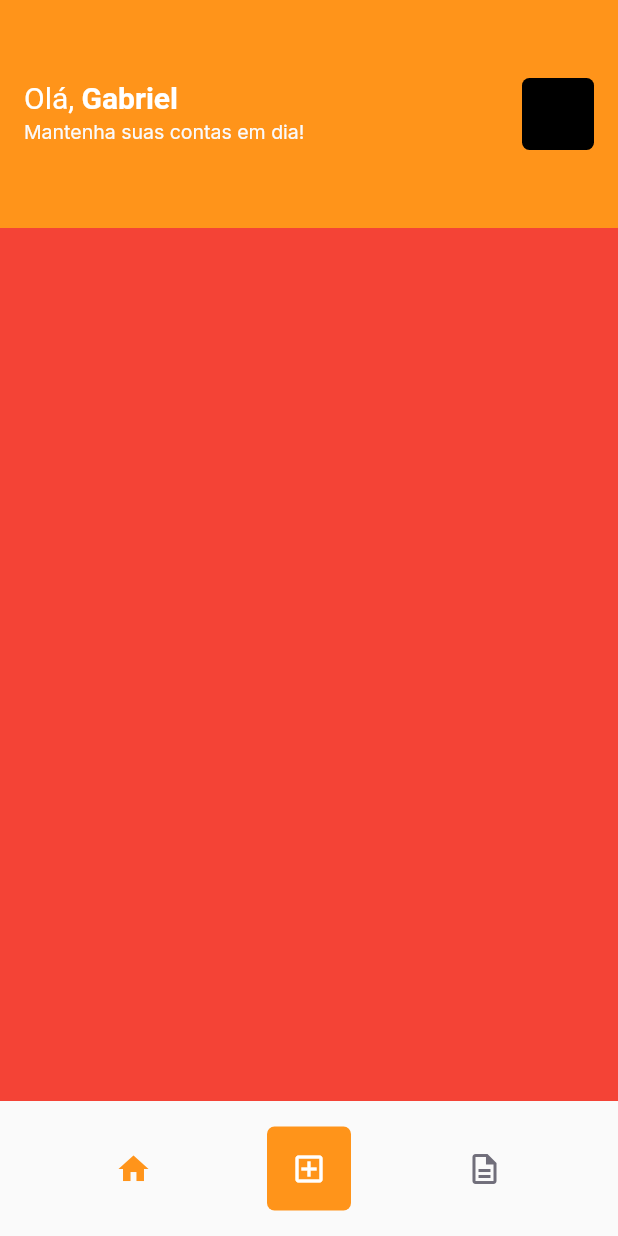
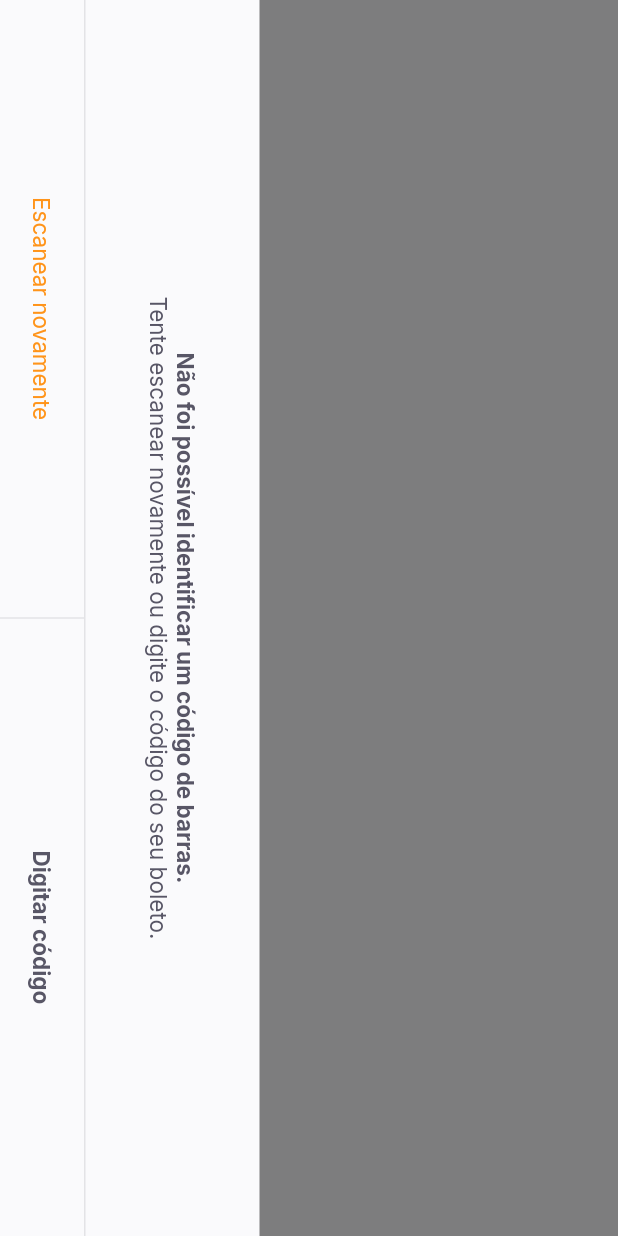
Before and after one commit to AmorimGabrielCE/NLW_PayFlow, a Flutter app: the HomePage screen opened by its route, after a tap on the "add box" icon, on a phone screen of 412 x 824 dp. Run offline on Flutter 3.47's test engine with Material 2 defaults, Android fonts, the phone set to English and light mode, and no system bars; our stand-ins replace firebase_core, google_fonts, google_sign_in, shared_preferences; accounts and stored records are empty.

Commit message:
Creating a BarcodeScannerPage.

```diff
--- a/nlw_flutter/lib/app_widget.dart
+++ b/nlw_flutter/lib/app_widget.dart
@@ -1,4 +1,5 @@
 import 'package:flutter/material.dart';
+import 'package:nlw_flutter/modules/barcode_scanner/barcode_scanner_page.dart';
 import 'package:nlw_flutter/modules/home/home_page.dart';
 import 'package:nlw_flutter/modules/splash/splash_page.dart';
 
@@ -10,12 +11,14 @@
   Widget build(BuildContext context) {
     return MaterialApp(
       title: 'Pay Flow',
-      theme: ThemeData(primaryColor: AppColors.primary),
+      theme: ThemeData(
+          primarySwatch: Colors.orange, primaryColor: AppColors.primary),
       initialRoute: "/splash",
       routes: {
         "/splash": (context) => SplashPage(),
         "/home": (context) => HomePage(),
         "/login": (context) => LoginPage(),
+        "/barcode_scanner": (context) => BarcodeScannerPage()
       },
     );
   }
--- /dev/null
+++ b/nlw_flutter/lib/modules/barcode_scanner/barcode_scanner_page.dart
@@ -0,0 +1,69 @@
+import 'package:flutter/material.dart';
+import 'package:nlw_flutter/shared/themes/app_colors.dart';
+import 'package:nlw_flutter/shared/themes/app_text_styles.dart';
+import 'package:nlw_flutter/shared/widgets/bottom_sheet/bottom_sheet_widgget.dart';
+import 'package:nlw_flutter/shared/widgets/set_label_buttons/set_label_buttons.dart';
+
+class BarcodeScannerPage extends StatefulWidget {
+  BarcodeScannerPage({Key? key}) : super(key: key);
+
+  @override
+  State<BarcodeScannerPage> createState() => _BarcodeScannerPageState();
+}
+
+class _BarcodeScannerPageState extends State<BarcodeScannerPage> {
+  @override
+  Widget build(BuildContext context) {
+    return BottomSheetWidget(
+        title: "Não foi possível identificar um código de barras.",
+        subtitle: "Tente escanear novamente ou digite o código do seu boleto.",
+        primaryLabel: "Escanear novamente",
+        primaryOnPressed: () {},
+        secondaryLabel: "Digitar código",
+        secondaryOnPressed: () {});
+    return SafeArea(
+      top: true,
+      bottom: true,
+      left: true,
+      right: true,
+      child: RotatedBox(
+        quarterTurns: 1,
+        child: Scaffold(
+            appBar: AppBar(
+              backgroundColor: Colors.black,
+              title: Text(
+                "Escaneie o código de barras do boleto",
+                style: TextStyles.buttonBackground,
+              ),
+              centerTitle: true,
+              leading: BackButton(
+                color: AppColors.background,
+              ),
+            ),
+            body: Column(
+              children: [
+                Expanded(
+                    child: Container(
+                  color: Colors.black.withOpacity(.5),
+                )),
+                Expanded(
+                    flex: 2,
+                    child: Container(
+                      color: Colors.transparent,
+                    )),
+                Expanded(
+                    child: Container(
+                  color: Colors.black.withOpacity(.5),
+                ))
+              ],
+            ),
+            bottomNavigationBar: SetLabelButtons(
+              primaryLabel: "Inserir código do boleto",
+              primaryOnPressed: () {},
+              secondaryLabel: "Adicionar da galeria",
+              secondaryOnPressed: () {},
+            )),
+      ),
+    );
+  }
+}
--- a/nlw_flutter/lib/modules/home/home_page.dart
+++ b/nlw_flutter/lib/modules/home/home_page.dart
@@ -66,7 +66,7 @@
                   color: AppColors.primary,
                 )),
             GestureDetector(
-              onTap: () => print("clicou"),
+              onTap: () => Navigator.pushNamed(context, "/barcode_scanner"),
               child: Container(
                   width: 56,
                   height: 56,
--- a/nlw_flutter/lib/modules/login/login_page.dart
+++ b/nlw_flutter/lib/modules/login/login_page.dart
@@ -1,10 +1,10 @@
 import 'package:flutter/material.dart';
 import 'package:google_sign_in/google_sign_in.dart';
 import 'package:nlw_flutter/modules/login/login_controller.dart';
-import 'package:nlw_flutter/shared/social_login/social_login_button.dart';
 import 'package:nlw_flutter/shared/themes/app_colors.dart';
 import 'package:nlw_flutter/shared/themes/app_images.dart';
 import 'package:nlw_flutter/shared/themes/app_text_styles.dart';
+import 'package:nlw_flutter/shared/widgets/social_login/social_login_button.dart';
 
 class LoginPage extends StatefulWidget {
   LoginPage({Key? key}) : super(key: key);
--- /dev/null
+++ b/nlw_flutter/lib/shared/widgets/bottom_sheet/bottom_sheet_widgget.dart
@@ -0,0 +1,72 @@
+import 'package:flutter/material.dart';
+import 'package:nlw_flutter/shared/themes/app_colors.dart';
+import 'package:nlw_flutter/shared/themes/app_text_styles.dart';
+import 'package:nlw_flutter/shared/widgets/set_label_buttons/set_label_buttons.dart';
+
+class BottomSheetWidget extends StatelessWidget {
+  final String primaryLabel;
+  final VoidCallback primaryOnPressed;
+  final String secondaryLabel;
+  final VoidCallback secondaryOnPressed;
+  final String title;
+  final String subtitle;
+  const BottomSheetWidget(
+      {Key? key,
+      required this.primaryLabel,
+      required this.primaryOnPressed,
+      required this.secondaryLabel,
+      required this.secondaryOnPressed,
+      required this.title,
+      required this.subtitle})
+      : super(key: key);
+
+  @override
+  Widget build(BuildContext context) {
+    return SafeArea(
+      child: RotatedBox(
+        quarterTurns: 1,
+        child: Material(
+          child: Container(
+            color: AppColors.shape,
+            child: Column(
+              children: [
+                Expanded(
+                    child: Container(
+                  color: Colors.black.withOpacity(0.5),
+                )),
+                Column(
+                  children: [
+                    Padding(
+                      padding: const EdgeInsets.all(40),
+                      child: Text.rich(
+                        TextSpan(
+                            text: title,
+                            style: TextStyles.buttonBoldHeading,
+                            children: [
+                              TextSpan(
+                                  text: "\n$subtitle",
+                                  style: TextStyles.buttonHeading)
+                            ]),
+                        textAlign: TextAlign.center,
+                      ),
+                    ),
+                    Container(
+                      height: 1,
+                      color: AppColors.stroke,
+                    ),
+                    SetLabelButtons(
+                        enablePrimaryColor: true,
+                        primaryLabel: primaryLabel,
+                        primaryOnPressed: primaryOnPressed,
+                        secondaryLabel: secondaryLabel,
+                        secondaryOnPressed: secondaryOnPressed)
+                  ],
+                ),
+              ],
+            ),
+          ),
+        ),
+      ),
+    );
+  }
+}
--- /dev/null
+++ b/nlw_flutter/lib/shared/widgets/divider/divider_vertical_widget.dart
@@ -0,0 +1,15 @@
+import 'package:flutter/material.dart';
+import 'package:nlw_flutter/shared/themes/app_colors.dart';
+
+class DividerVerticalWidget extends StatelessWidget {
+  const DividerVerticalWidget({Key? key}) : super(key: key);
+
+  @override
+  Widget build(BuildContext context) {
+    return Container(
+      width: 1,
+      height: double.maxFinite,
+      color: AppColors.stroke,
+    );
+  }
+}
--- /dev/null
+++ b/nlw_flutter/lib/shared/widgets/label_button/label_button.dart
@@ -0,0 +1,25 @@
+import 'package:flutter/material.dart';
+import 'package:nlw_flutter/shared/themes/app_text_styles.dart';
+
+class LabelButton extends StatelessWidget {
+  final String label;
+  final VoidCallback onPressed;
+  final TextStyle? style;
+  const LabelButton(
+      {Key? key, required this.label, required this.onPressed, this.style})
+      : super(key: key);
+
+  @override
+  Widget build(BuildContext context) {
+    return Container(
+      height: 56,
+      child: TextButton(
+        onPressed: onPressed,
+        child: Text(
+          label,
+          style: style ?? TextStyles.buttonBoldHeading,
+        ),
+      ),
+    );
+  }
+}
--- /dev/null
+++ b/nlw_flutter/lib/shared/widgets/set_label_buttons/set_label_buttons.dart
@@ -0,0 +1,45 @@
+import 'package:flutter/material.dart';
+import 'package:nlw_flutter/shared/themes/app_text_styles.dart';
+import 'package:nlw_flutter/shared/widgets/divider/divider_vertical_widget.dart';
+import 'package:nlw_flutter/shared/widgets/label_button/label_button.dart';
+
+class SetLabelButtons extends StatelessWidget {
+  final String primaryLabel;
+  final VoidCallback primaryOnPressed;
+  final String secondaryLabel;
+  final VoidCallback secondaryOnPressed;
+  final bool enablePrimaryColor;
+  const SetLabelButtons({
+    Key? key,
+    required this.primaryLabel,
+    required this.primaryOnPressed,
+    required this.secondaryLabel,
+    required this.secondaryOnPressed,
+    this.enablePrimaryColor = false,
+  }) : super(key: key);
+
+  @override
+  Widget build(BuildContext context) {
+    return Container(
+      height: 56,
+      child: Row(
+        children: [
+          Expanded(
+            child: LabelButton(
+              label: primaryLabel,
+              onPressed: primaryOnPressed,
+              style: enablePrimaryColor ? TextStyles.buttonPrimary : null,
+            ),
+          ),
+          DividerVerticalWidget(),
+          Expanded(
+            child: LabelButton(
+              label: secondaryLabel,
+              onPressed: secondaryOnPressed,
+            ),
+          ),
+        ],
+      ),
+    );
+  }
+}
--- a/nlw_flutter/pubspec.yaml
+++ b/nlw_flutter/pubspec.yaml
@@ -38,6 +38,9 @@
   firebase_core: ^1.3.0
   google_sign_in: ^5.2.3
   shared_preferences: ^2.0.6
+  google_ml_kit: ^0.7.3
+  camera: ^0.9.4+11
+  image_picker: ^0.8.4+8
 
 dev_dependencies:
   flutter_test:
```
Also changed, not shown: nlw_flutter/lib/shared/widgets/social_login/social_login_button.dart (renamed from nlw_flutter/lib/shared/social_login/social_login_button.dart), nlw_flutter/pubspec.lock.
